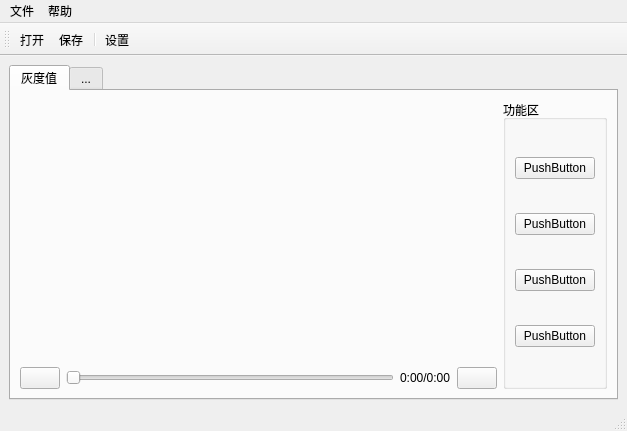
Old version of the form res/ui/mainWindow.ui in the repository llllTnTlll/videoProcesserGUI.
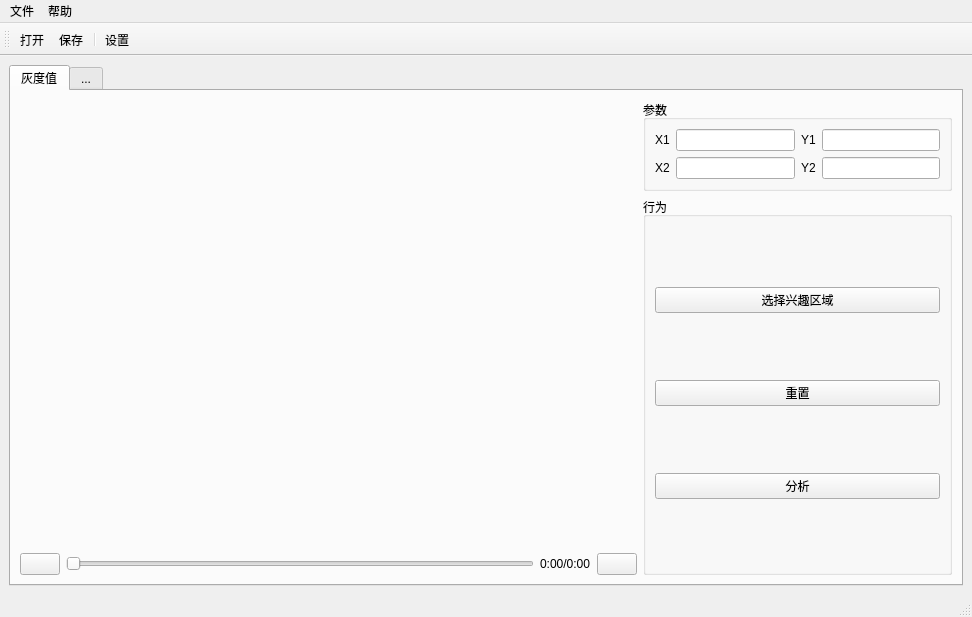
New version of the form. Icons and pictures are not drawn.

Commit message: basic build

The edit to the form file:
```diff
--- a/res/ui/mainWindow.ui
+++ b/res/ui/mainWindow.ui
@@ -6,8 +6,8 @@
    <rect>
     <x>0</x>
     <y>0</y>
-    <width>627</width>
-    <height>431</height>
+    <width>972</width>
+    <height>617</height>
    </rect>
   </property>
   <property name="sizePolicy">
@@ -35,7 +35,7 @@
        </attribute>
        <layout class="QVBoxLayout" name="verticalLayout_3">
         <item>
-         <layout class="QHBoxLayout" name="horizontalLayout_2" stretch="0,0">
+         <layout class="QHBoxLayout" name="horizontalLayout_2" stretch="2,1">
           <item>
            <layout class="QVBoxLayout" name="verticalLayout" stretch="1,0">
             <item>
@@ -100,38 +100,102 @@
            </layout>
           </item>
           <item>
-           <layout class="QVBoxLayout" name="verticalLayout_5">
+           <layout class="QVBoxLayout" name="verticalLayout_5" stretch="0,2">
             <item>
              <widget class="QGroupBox" name="groupBox">
+              <property name="font">
+               <font>
+                <family>Microsoft YaHei UI</family>
+                <weight>50</weight>
+                <bold>false</bold>
+               </font>
+              </property>
               <property name="title">
-               <string>功能区</string>
+               <string>参数</string>
+              </property>
+              <layout class="QVBoxLayout" name="verticalLayout_2">
+               <item>
+                <layout class="QGridLayout" name="gridLayout_2">
+                 <item row="0" column="3">
+                  <widget class="QLineEdit" name="LineEdit_y1"/>
+                 </item>
+                 <item row="0" column="1">
+                  <widget class="QLineEdit" name="LineEdit_x1"/>
+                 </item>
+                 <item row="0" column="2">
+                  <widget class="QLabel" name="label_2">
+                   <property name="text">
+                    <string>Y1</string>
+                   </property>
+                   <property name="alignment">
+                    <set>Qt::AlignCenter</set>
+                   </property>
+                  </widget>
+                 </item>
+                 <item row="0" column="0">
+                  <widget class="QLabel" name="label">
+                   <property name="text">
+                    <string>X1</string>
+                   </property>
+                   <property name="alignment">
+                    <set>Qt::AlignCenter</set>
+                   </property>
+                  </widget>
+                 </item>
+                 <item row="1" column="0">
+                  <widget class="QLabel" name="label_3">
+                   <property name="text">
+                    <string>X2</string>
+                   </property>
+                  </widget>
+                 </item>
+                 <item row="1" column="1">
+                  <widget class="QLineEdit" name="LineEdit_x2"/>
+                 </item>
+                 <item row="1" column="3">
+                  <widget class="QLineEdit" name="LineEdit_y2"/>
+                 </item>
+                 <item row="1" column="2">
+                  <widget class="QLabel" name="label_4">
+                   <property name="text">
+                    <string>Y2</string>
+                   </property>
+                  </widget>
+                 </item>
+                </layout>
+               </item>
+              </layout>
+             </widget>
+            </item>
+            <item>
+             <widget class="QGroupBox" name="groupBox_2">
+              <property name="font">
+               <font>
+                <family>Microsoft YaHei UI</family>
+               </font>
+              </property>
+              <property name="title">
+               <string>行为</string>
               </property>
               <layout class="QVBoxLayout" name="verticalLayout_6">
+               <item>
+                <widget class="QPushButton" name="pushButton">
+                 <property name="text">
+                  <string>选择兴趣区域</string>
+                 </property>
+                </widget>
+               </item>
                <item>
                 <widget class="QPushButton" name="pushButton_2">
                  <property name="text">
-                  <string>PushButton</string>
-                 </property>
-                </widget>
-               </item>
-               <item>
-                <widget class="QPushButton" name="pushButton_4">
-                 <property name="text">
-                  <string>PushButton</string>
+                  <string>重置</string>
                  </property>
                 </widget>
                </item>
                <item>
                 <widget class="QPushButton" name="pushButton_3">
                  <property name="text">
-                  <string>PushButton</string>
-                 </property>
-                </widget>
-               </item>
-               <item>
-                <widget class="QPushButton" name="pushButton">
-                 <property name="text">
-                  <string>PushButton</string>
+                  <string>分析</string>
                  </property>
                 </widget>
                </item>
@@ -158,8 +222,8 @@
     <rect>
      <x>0</x>
      <y>0</y>
-     <width>627</width>
-     <height>22</height>
+     <width>972</width>
+     <height>26</height>
     </rect>
    </property>
    <widget class="QMenu" name="menu">
```
The commit also changes 2 other files.
